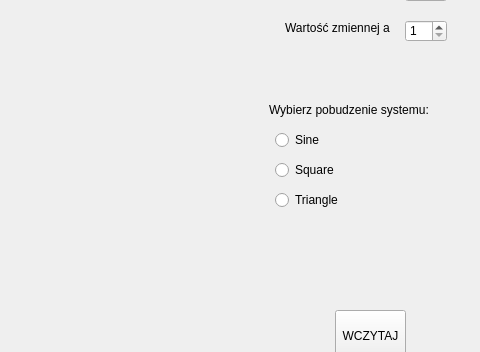
This is mainwindow.ui in JanMikicki/MMM as Qt 5 draws it before an edit; both pictures show x 715 to 1195 and y 177 to 529 of the 1195 by 611 pixel window. The edited form follows.
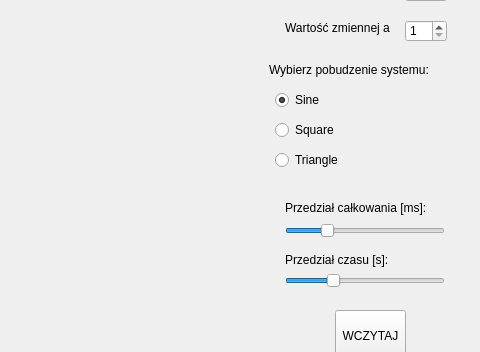
This is the edited form. Custom widgets are drawn as their Qt base class.

Commit message: dzialaja radial butttony i jeden suwak

The edit to the form file:
```diff
--- a/mainwindow.ui
+++ b/mainwindow.ui
@@ -158,7 +158,7 @@
     <property name="geometry">
      <rect>
       <x>984</x>
-      <y>260</y>
+      <y>220</y>
       <width>181</width>
       <height>20</height>
      </rect>
@@ -171,7 +171,7 @@
     <property name="geometry">
      <rect>
       <x>990</x>
-      <y>290</y>
+      <y>250</y>
       <width>95</width>
       <height>20</height>
      </rect>
@@ -179,12 +179,15 @@
     <property name="text">
      <string>Sine</string>
     </property>
+    <property name="checked">
+     <bool>true</bool>
+    </property>
    </widget>
    <widget class="QRadioButton" name="radioButton_2">
     <property name="geometry">
      <rect>
       <x>990</x>
-      <y>320</y>
+      <y>280</y>
       <width>95</width>
       <height>20</height>
      </rect>
@@ -197,7 +200,7 @@
     <property name="geometry">
      <rect>
       <x>990</x>
-      <y>350</y>
+      <y>310</y>
       <width>95</width>
       <height>20</height>
      </rect>
@@ -206,6 +209,76 @@
      <string>Triangle</string>
     </property>
    </widget>
+   <widget class="QSlider" name="horizontalSlider">
+    <property name="geometry">
+     <rect>
+      <x>1000</x>
+      <y>380</y>
+      <width>160</width>
+      <height>22</height>
+     </rect>
+    </property>
+    <property name="minimum">
+     <number>1</number>
+    </property>
+    <property name="maximum">
+     <number>100</number>
+    </property>
+    <property name="sliderPosition">
+     <number>25</number>
+    </property>
+    <property name="orientation">
+     <enum>Qt::Horizontal</enum>
+    </property>
+   </widget>
+   <widget class="QSlider" name="horizontalSlider_2">
+    <property name="geometry">
+     <rect>
+      <x>1000</x>
+      <y>430</y>
+      <width>160</width>
+      <height>22</height>
+     </rect>
+    </property>
+    <property name="minimum">
+     <number>5</number>
+    </property>
+    <property name="maximum">
+     <number>30</number>
+    </property>
+    <property name="sliderPosition">
+     <number>12</number>
+    </property>
+    <property name="orientation">
+     <enum>Qt::Horizontal</enum>
+    </property>
+   </widget>
+   <widget class="QLabel" name="label_7">
+    <property name="geometry">
+     <rect>
+      <x>1000</x>
+      <y>360</y>
+      <width>141</width>
+      <height>16</height>
+     </rect>
+    </property>
+    <property name="text">
+     <string>Przedział całkowania [ms]:</string>
+    </property>
+   </widget>
+   <widget class="QLabel" name="label_8">
+    <property name="geometry">
+     <rect>
+      <x>1000</x>
+      <y>410</y>
+      <width>121</width>
+      <height>20</height>
+     </rect>
+    </property>
+    <property name="text">
+     <string>Przedział czasu [s]:</string>
+    </property>
+   </widget>
   </widget>
   <widget class="QMenuBar" name="menuBar">
    <property name="geometry">
```
Left out of the diff: 2 changed lines with no effect on the pictures. The commit also changes 2 other files.
